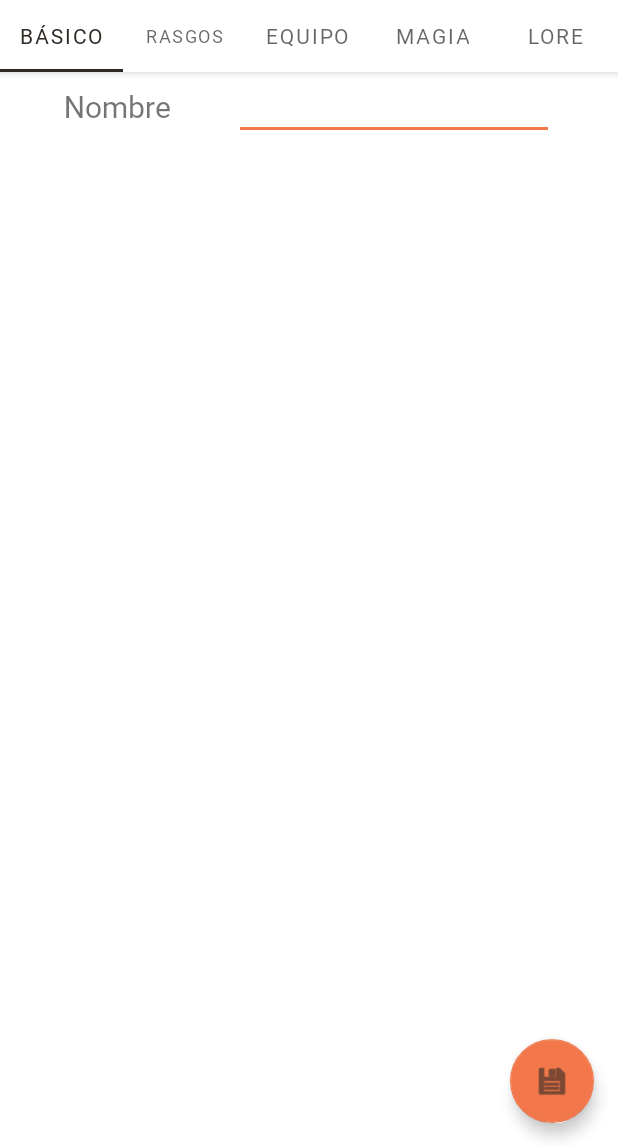
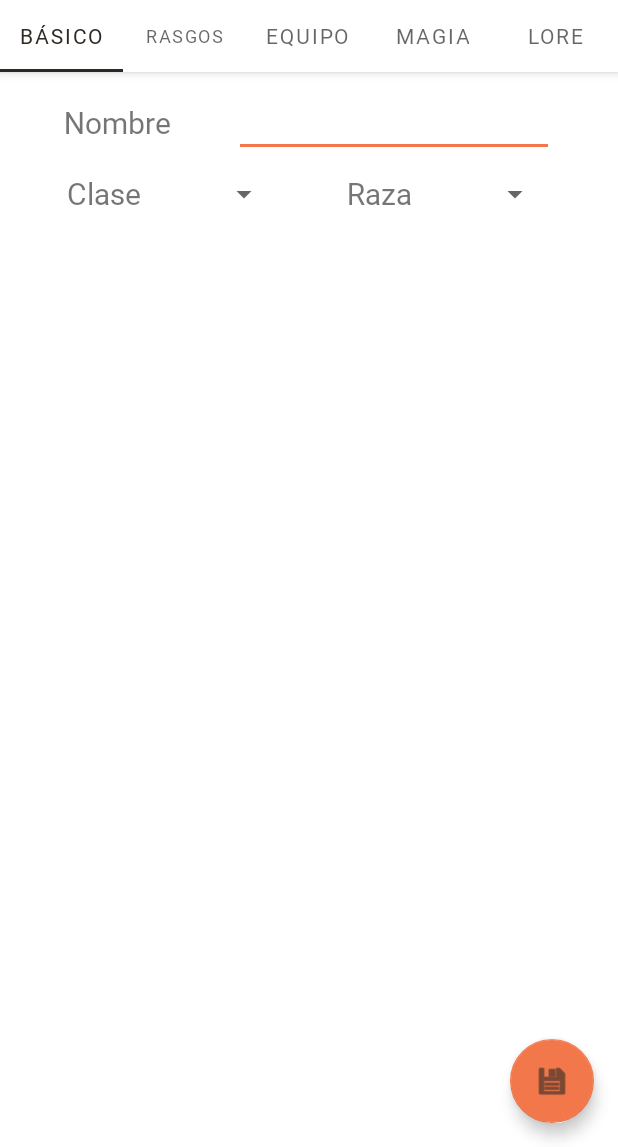
Before and after one commit to mcas2/OpenRol, an Android app: the DnDCharFragment1 screen opened directly, with no data from a screen before it, on a phone screen of 412 x 824 dp, the part 89-1236 px from its top. Run offline under Robolectric (Android 15) with nearby library versions, the phone set to English and light mode, and no system bars.

Commit message:
developing first tab (basics) for dnd

```diff
--- a/app/src/main/java/com/mcas2/openrol/DnDCharFragment1.java
+++ b/app/src/main/java/com/mcas2/openrol/DnDCharFragment1.java
@@ -4,16 +4,35 @@ import android.os.Bundle;
 import android.view.LayoutInflater;
 import android.view.View;
 import android.view.ViewGroup;
+import android.widget.ArrayAdapter;
+import android.widget.Spinner;
 
 import androidx.annotation.NonNull;
 import androidx.annotation.Nullable;
 import androidx.fragment.app.Fragment;
 
 public class DnDCharFragment1 extends Fragment {
+    private String [] classes = {"A","B"};
+    private String [] races = {"Enano","Elfo", "Mediano", "Humano", "Dracónido", "Gnomo"};
+    private ArrayAdapter classAdapter;
+    private ArrayAdapter raceAdapter;
 
     @Nullable
     @Override
     public View onCreateView(@NonNull LayoutInflater inflater, @Nullable ViewGroup container, @Nullable Bundle savedInstanceState) {
-        return inflater.inflate(R.layout.fragment_dnd_1, container, false);
+        View view =  inflater.inflate(R.layout.fragment_dnd_1, container, false);
+
+        Spinner classSpinner = (Spinner) view.findViewById(R.id.classSpinnerDnD);
+        classAdapter = new ArrayAdapter<String>(getActivity(), R.layout.support_simple_spinner_dropdown_item);
+        classAdapter.setDropDownViewResource(R.layout.support_simple_spinner_dropdown_item);
+
+        classSpinner.setAdapter(classAdapter);
+
+        Spinner raceSpinner = (Spinner) view.findViewById(R.id.raceSpinnerDnD);
+        raceAdapter = new ArrayAdapter<String>(getActivity(), R.layout.support_simple_spinner_dropdown_item);
+        raceAdapter.setDropDownViewResource(R.layout.support_simple_spinner_dropdown_item);
+
+        raceSpinner.setAdapter(raceAdapter);
+        return view;
     }
 }
--- a/app/src/main/res/layout/fragment_dnd_1.xml
+++ b/app/src/main/res/layout/fragment_dnd_1.xml
@@ -8,7 +8,8 @@
 
     <androidx.constraintlayout.widget.ConstraintLayout
         android:layout_width="match_parent"
-        android:layout_height="wrap_content">
+        android:layout_height="wrap_content"
+        android:layout_marginTop="20dp">
 
         <TextView
             android:id="@+id/plaintTextName"
@@ -16,13 +17,12 @@
             android:layout_height="wrap_content"
             android:text="Nombre"
             android:textSize="20sp"
-            app:layout_constraintBottom_toBottomOf="parent"
-            app:layout_constraintEnd_toStartOf="@+id/charName"
+            app:layout_constraintEnd_toStartOf="@+id/nameEdit"
             app:layout_constraintStart_toStartOf="parent"
             app:layout_constraintTop_toTopOf="parent" />
 
         <EditText
-            android:id="@+id/charName"
+            android:id="@+id/nameEdit"
             android:layout_width="wrap_content"
             android:layout_height="wrap_content"
             android:ems="10"
@@ -32,6 +32,50 @@
             app:layout_constraintStart_toEndOf="@+id/plaintTextName"
             app:layout_constraintTop_toTopOf="@+id/plaintTextName" />
 
+        <TextView
+            android:id="@+id/plainTextClass"
+            android:layout_width="wrap_content"
+            android:layout_height="wrap_content"
+            android:text="Clase"
+            android:textSize="20sp"
+            android:layout_marginTop="20dp"
+            app:layout_constraintEnd_toStartOf="@+id/classSpinnerDnD"
+            app:layout_constraintStart_toStartOf="parent"
+            app:layout_constraintTop_toBottomOf="@+id/plaintTextName" />
+
+        <Spinner
+            android:id="@+id/classSpinnerDnD"
+            android:layout_width="wrap_content"
+            android:layout_height="wrap_content"
+            android:textAlignment="center"
+            app:layout_constraintBottom_toBottomOf="@+id/plainTextClass"
+            android:entries="@array/dndClasses"
+            app:layout_constraintEnd_toStartOf="@+id/plainTextRace"
+            app:layout_constraintStart_toEndOf="@+id/plainTextClass"
+            app:layout_constraintTop_toTopOf="@+id/plainTextClass" />
+
+        <TextView
+            android:id="@+id/plainTextRace"
+            android:layout_width="wrap_content"
+            android:layout_height="wrap_content"
+            android:text="Raza"
+            android:textSize="20sp"
+            app:layout_constraintBottom_toBottomOf="@+id/plainTextClass"
+            app:layout_constraintEnd_toStartOf="@+id/raceSpinnerDnD"
+            app:layout_constraintStart_toEndOf="@+id/classSpinnerDnD"
+            app:layout_constraintTop_toTopOf="@+id/plainTextClass" />
+
+        <Spinner
+            android:id="@+id/raceSpinnerDnD"
+            android:layout_width="wrap_content"
+            android:layout_height="wrap_content"
+            android:textAlignment="center"
+            android:entries="@array/dndRaces"
+            app:layout_constraintBottom_toBottomOf="@+id/plainTextRace"
+            app:layout_constraintEnd_toEndOf="parent"
+            app:layout_constraintStart_toEndOf="@+id/plainTextRace"
+            app:layout_constraintTop_toTopOf="@+id/plainTextRace" />
+
     </androidx.constraintlayout.widget.ConstraintLayout>
 
 
--- /dev/null
+++ b/app/src/main/res/values/string.xml
@@ -0,0 +1,29 @@
+<?xml version="1.0" encoding="utf-8"?>
+<resources>
+    <string-array name="dndRaces">
+        <item>Enano</item>
+        <item>Elfo</item>
+        <item>Mediano</item>
+        <item>Humano</item>
+        <item>Dracónido</item>
+        <item>Gnomo</item>
+        <item>Semielfo</item>
+        <item>Semiorco</item>
+        <item>Tiefling</item>
+    </string-array>
+
+    <string-array name="dndClasses">
+        <item>Bárbaro</item>
+        <item>Bardo</item>
+        <item>Brujo</item>
+        <item>Clérigo</item>
+        <item>Druida</item>
+        <item>Explorador</item>
+        <item>Guerrero</item>
+        <item>Hechicero</item>
+        <item>Mago</item>
+        <item>Monje</item>
+        <item>Paladín</item>
+        <item>Pícaro</item>
+    </string-array>
+</resources>
```
